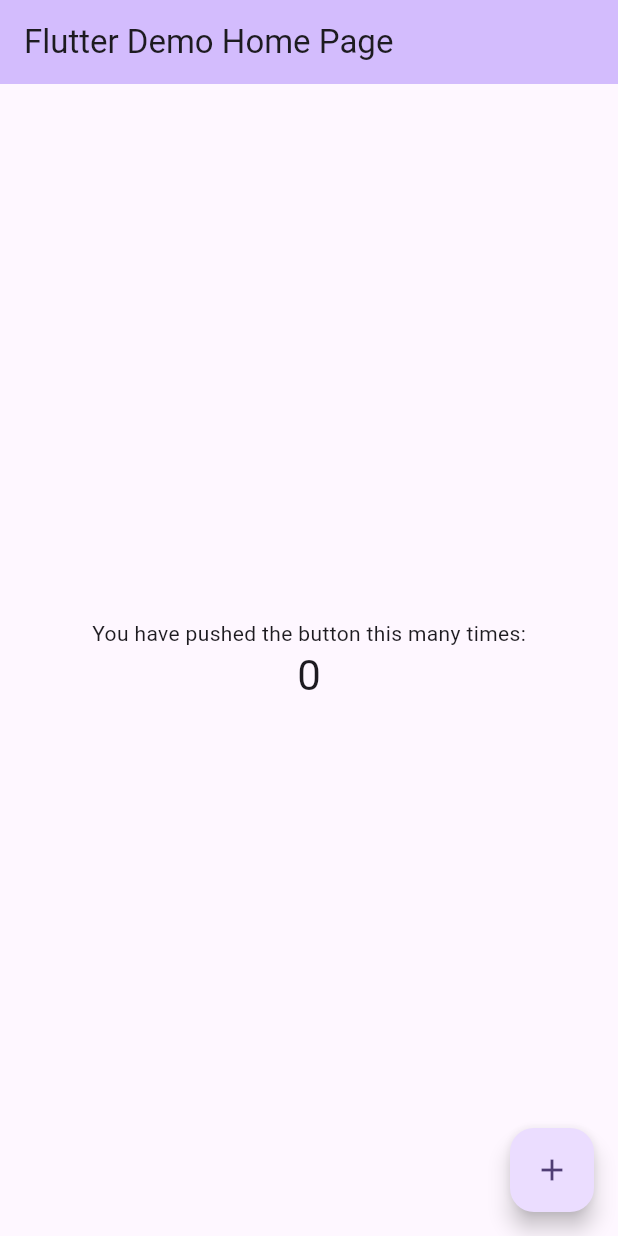
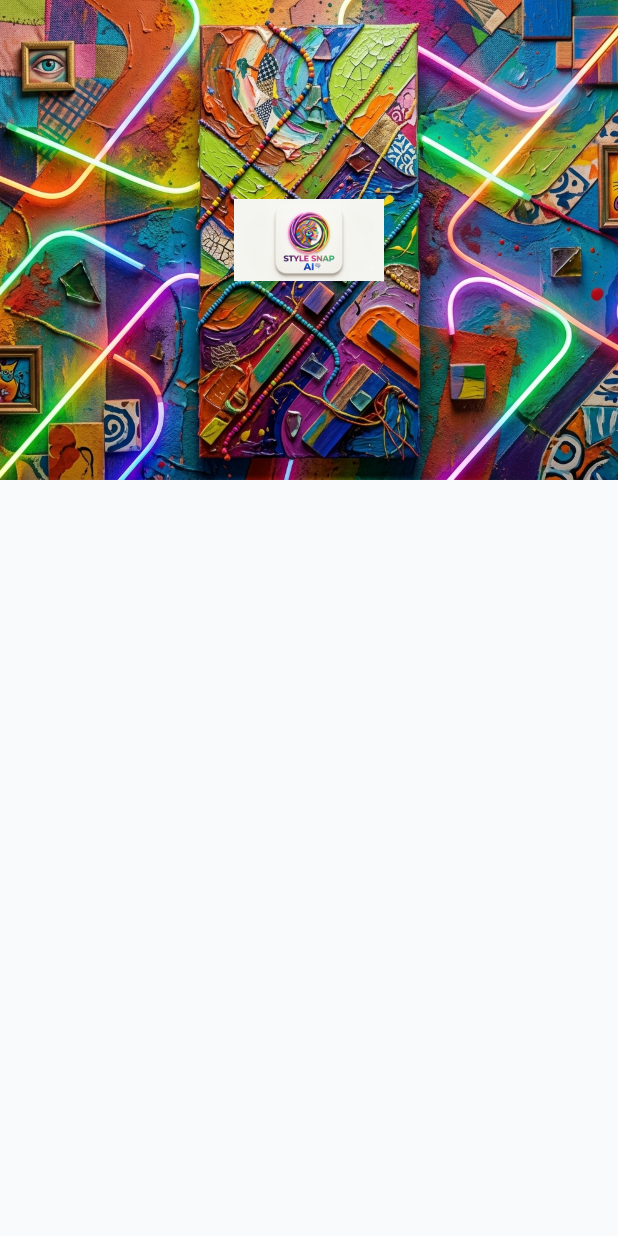
Before and after one commit to somiljain7781-hero/stylesnap-ai, a Flutter app: the screen it shows after launch, on a phone screen of 412 x 824 dp. Run offline on Flutter 3.47's test engine with Material 3 defaults, Android fonts, the phone set to English and light mode, and no system bars; our stand-ins replace smooth_page_indicator.

Commit message:
Create login header section

```diff
--- /dev/null
+++ b/lib/core/theme/app_colors.dart
@@ -0,0 +1,22 @@
+import 'package:flutter/material.dart';
+
+class AppColors {
+  static const Color primary = Color(0xFF7C3AED);
+  static const Color secondary = Color(0xFFEC4899);
+  static const Color accent = Color(0xFF06B6D4);
+
+  static const Color background = Color(0xFFF8FAFC);
+
+  static const Color white = Colors.white;
+  static const Color black = Color(0xFF1E1E1E);
+
+  static const LinearGradient primaryGradient = LinearGradient(
+    colors: [
+      Color(0xFF7C3AED),
+      Color(0xFFEC4899),
+      Color(0xFF06B6D4),
+    ],
+    begin: Alignment.topLeft,
+    end: Alignment.bottomRight,
+  );
+}
--- /dev/null
+++ b/lib/core/theme/app_theme.dart
@@ -0,0 +1,42 @@
+import 'package:flutter/material.dart';
+import 'app_colors.dart';
+
+class AppTheme {
+  static ThemeData lightTheme = ThemeData(
+    useMaterial3: true,
+    scaffoldBackgroundColor: AppColors.background,
+
+    colorScheme: ColorScheme.fromSeed(
+      seedColor: AppColors.primary,
+    ),
+
+    appBarTheme: const AppBarTheme(
+      backgroundColor: Colors.transparent,
+      elevation: 0,
+      centerTitle: true,
+    ),
+
+    elevatedButtonTheme: ElevatedButtonThemeData(
+      style: ElevatedButton.styleFrom(
+        backgroundColor: AppColors.primary,
+        foregroundColor: Colors.white,
+        minimumSize: const Size(double.infinity, 55),
+        shape: RoundedRectangleBorder(
+          borderRadius: BorderRadius.circular(16),
+        ),
+      ),
+    ),
+
+    textTheme: const TextTheme(
+      headlineLarge: TextStyle(
+        fontSize: 34,
+        fontWeight: FontWeight.bold,
+        color: AppColors.black,
+      ),
+      bodyLarge: TextStyle(
+        fontSize: 16,
+        color: AppColors.black,
+      ),
+    ),
+  );
+}
--- /dev/null
+++ b/lib/features/auth/login_screen.dart
@@ -0,0 +1,19 @@
+import 'package:flutter/material.dart';
+import 'widgets/header_section.dart';
+
+class LoginScreen extends StatelessWidget {
+  const LoginScreen({super.key});
+
+  @override
+  Widget build(BuildContext context) {
+    return const Scaffold(
+      body: SafeArea(
+        child: Column(
+          children: [
+            HeaderSection(),
+          ],
+        ),
+      ),
+    );
+  }
+}
--- /dev/null
+++ b/lib/features/auth/widgets/header_section.dart
@@ -0,0 +1,29 @@
+import 'package:flutter/material.dart';
+
+class HeaderSection extends StatelessWidget {
+  const HeaderSection({super.key});
+
+  @override
+  Widget build(BuildContext context) {
+    return SizedBox(
+      height: 320,
+      width: double.infinity,
+      child: Stack(
+        fit: StackFit.expand,
+        children: [
+          Image.asset(
+            'assets/images/header_bg.png',
+            fit: BoxFit.cover,
+          ),
+
+          Center(
+            child: Image.asset(
+              'assets/images/logo.png',
+              width: 100,
+            ),
+          ),
+        ],
+      ),
+    );
+  }
+}
--- a/lib/main.dart
+++ b/lib/main.dart
@@ -1,122 +1,20 @@
 import 'package:flutter/material.dart';
+import 'core/theme/app_theme.dart';
+import 'features/auth/login_screen.dart';
 
 void main() {
-  runApp(const MyApp());
+  runApp(const StyleSnapAI());
 }
 
-class MyApp extends StatelessWidget {
-  const MyApp({super.key});
+class StyleSnapAI extends StatelessWidget {
+  const StyleSnapAI({super.key});
 
-  // This widget is the root of your application.
   @override
   Widget build(BuildContext context) {
     return MaterialApp(
-      title: 'Flutter Demo',
-      theme: ThemeData(
-        // This is the theme of your application.
-        //
-        // TRY THIS: Try running your application with "flutter run". You'll see
-        // the application has a purple toolbar. Then, without quitting the app,
-        // try changing the seedColor in the colorScheme below to Colors.green
-        // and then invoke "hot reload" (save your changes or press the "hot
-        // reload" button in a Flutter-supported IDE, or press "r" if you used
-        // the command line to start the app).
-        //
-        // Notice that the counter didn't reset back to zero; the application
-        // state is not lost during the reload. To reset the state, use hot
-        // restart instead.
-        //
-        // This works for code too, not just values: Most code changes can be
-        // tested with just a hot reload.
-        colorScheme: .fromSeed(seedColor: Colors.deepPurple),
-      ),
-      home: const MyHomePage(title: 'Flutter Demo Home Page'),
+      debugShowCheckedModeBanner: false,
+      theme: AppTheme.lightTheme,
+      home: const LoginScreen(),
     );
   }
 }
-
-class MyHomePage extends StatefulWidget {
-  const MyHomePage({super.key, required this.title});
-
-  // This widget is the home page of your application. It is stateful, meaning
-  // that it has a State object (defined below) that contains fields that affect
-  // how it looks.
-
-  // This class is the configuration for the state. It holds the values (in this
-  // case the title) provided by the parent (in this case the App widget) and
-  // used by the build method of the State. Fields in a Widget subclass are
-  // always marked "final".
-
-  final String title;
-
-  @override
-  State<MyHomePage> createState() => _MyHomePageState();
-}
-
-class _MyHomePageState extends State<MyHomePage> {
-  int _counter = 0;
-
-  void _incrementCounter() {
-    setState(() {
-      // This call to setState tells the Flutter framework that something has
-      // changed in this State, which causes it to rerun the build method below
-      // so that the display can reflect the updated values. If we changed
-      // _counter without calling setState(), then the build method would not be
-      // called again, and so nothing would appear to happen.
-      _counter++;
-    });
-  }
-
-  @override
-  Widget build(BuildContext context) {
-    // This method is rerun every time setState is called, for instance as done
-    // by the _incrementCounter method above.
-    //
-    // The Flutter framework has been optimized to make rerunning build methods
-    // fast, so that you can just rebuild anything that needs updating rather
-    // than having to individually change instances of widgets.
-    return Scaffold(
-      appBar: AppBar(
-        // TRY THIS: Try changing the color here to a specific color (to
-        // Colors.amber, perhaps?) and trigger a hot reload to see the AppBar
-        // change color while the other colors stay the same.
-        backgroundColor: Theme.of(context).colorScheme.inversePrimary,
-        // Here we take the value from the MyHomePage object that was created by
-        // the App.build method, and use it to set our appbar title.
-        title: Text(widget.title),
-      ),
-      body: Center(
-        // Center is a layout widget. It takes a single child and positions it
-        // in the middle of the parent.
-        child: Column(
-          // Column is also a layout widget. It takes a list of children and
-          // arranges them vertically. By default, it sizes itself to fit its
-          // children horizontally, and tries to be as tall as its parent.
-          //
-          // Column has various properties to control how it sizes itself and
-          // how it positions its children. Here we use mainAxisAlignment to
-          // center the children vertically; the main axis here is the vertical
-          // axis because Columns are vertical (the cross axis would be
-          // horizontal).
-          //
-          // TRY THIS: Invoke "debug painting" (choose the "Toggle Debug Paint"
-          // action in the IDE, or press "p" in the console), to see the
-          // wireframe for each widget.
-          mainAxisAlignment: .center,
-          children: [
-            const Text('You have pushed the button this many times:'),
-            Text(
-              '$_counter',
-              style: Theme.of(context).textTheme.headlineMedium,
-            ),
-          ],
-        ),
-      ),
-      floatingActionButton: FloatingActionButton(
-        onPressed: _incrementCounter,
-        tooltip: 'Increment',
-        child: const Icon(Icons.add),
-      ),
-    );
-  }
-}
--- a/pubspec.yaml
+++ b/pubspec.yaml
@@ -34,6 +34,7 @@ dependencies:
   # The following adds the Cupertino Icons font to your application.
   # Use with the CupertinoIcons class for iOS style icons.
   cupertino_icons: ^1.0.8
+  smooth_page_indicator: ^2.0.1
 
 dev_dependencies:
   flutter_test:
@@ -61,7 +62,8 @@ flutter:
   # assets:
   #   - images/a_dot_burr.jpeg
   #   - images/a_dot_ham.jpeg
-
+  assets:
+    - assets/images/
   # An image asset can refer to one or more resolution-specific "variants", see
   # https://flutter.dev/to/resolution-aware-images
 
```
Also changed, not shown: lib/features/onboarding/onboarding_data.dart (added, +29 -0 lines), lib/features/onboarding/onboarding_page.dart (added, +28 -0 lines), lib/features/onboarding/onboarding_screen.dart (added, +106 -0 lines), assets/images/header_bg.png (added), assets/images/logo.png (added), pubspec.lock.
